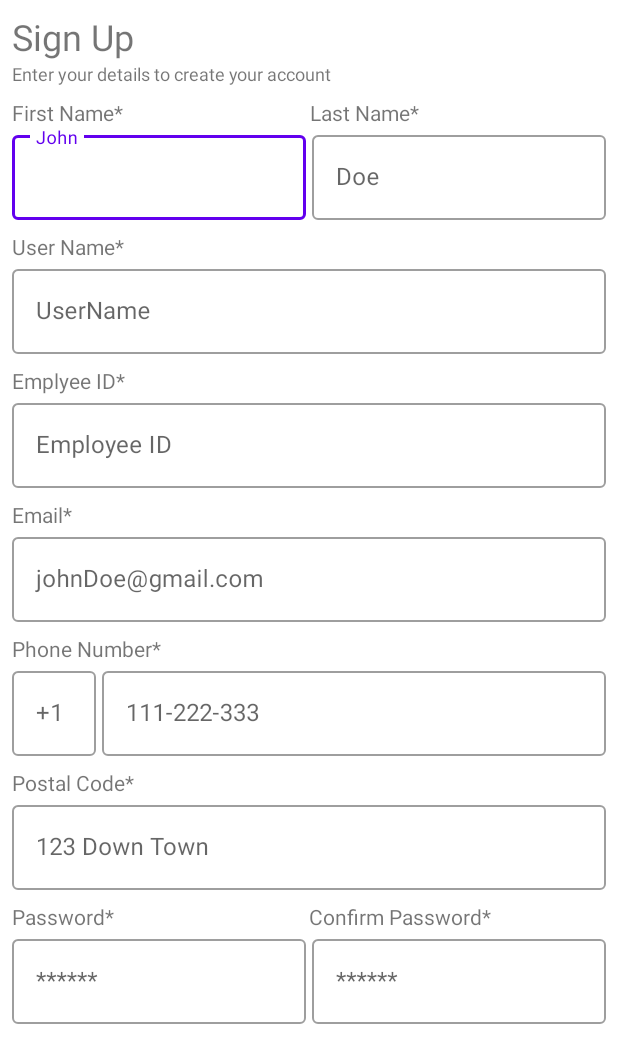
After one commit to bpan2/SBRMS-2, an Android app: the layout regsitration_page.xml on its own in the app's theme, with its tools: preview values and no code run, on a phone screen of 412 x 824 dp. The commit adds this screen. Shown: the top 1063 px of the screen. Run offline under Robolectric (Android 15) with nearby library versions, the phone set to English and light mode, and no system bars.

Commit message:
added registration page

```diff
--- a/app/src/main/res/layout/landing_page.xml
+++ b/app/src/main/res/layout/landing_page.xml
@@ -30,7 +30,7 @@
                 app:layout_constraintTop_toTopOf="parent" />
 
             <TextView
-                android:id="@+id/textView3"
+                android:id="@+id/userTextView"
                 android:layout_width="wrap_content"
                 android:layout_height="wrap_content"
                 android:layout_marginStart="8dp"
@@ -104,7 +104,8 @@
                             android:text="10 Products"
                             android:textAlignment="center"
                             android:textSize="16sp"
-                            android:textStyle="bold" />
+                            android:textStyle="bold"
+                            android:layout_marginBottom="5dp"/>
                     </LinearLayout>
 
                     <LinearLayout
@@ -141,7 +142,8 @@
                             android:text="$145.70"
                             android:textAlignment="center"
                             android:textSize="16sp"
-                            android:textStyle="bold" />
+                            android:textStyle="bold"
+                            android:layout_marginBottom="5dp"/>
 
                     </LinearLayout>
                 </LinearLayout>
@@ -187,7 +189,8 @@
                             android:text="10 Products"
                             android:textAlignment="center"
                             android:textSize="16sp"
-                            android:textStyle="bold" />
+                            android:textStyle="bold"
+                            android:layout_marginBottom="5dp"/>
                     </LinearLayout>
 
                     <LinearLayout
@@ -224,7 +227,8 @@
                             android:text="$145.70"
                             android:textAlignment="center"
                             android:textSize="16sp"
-                            android:textStyle="bold" />
+                            android:textStyle="bold"
+                            android:layout_marginBottom="5dp"/>
 
                     </LinearLayout>
                 </LinearLayout>
@@ -274,6 +278,7 @@
                     android:layout_marginTop="16dp"
                     android:background="@drawable/background_dashboard_items"
                     android:text="Button"
+                    android:layout_marginBottom="16dp"
                     android:textSize="16sp" />
 
 
--- /dev/null
+++ b/app/src/main/res/layout/regsitration_page.xml
@@ -0,0 +1,334 @@
+<?xml version="1.0" encoding="utf-8"?>
+<androidx.core.widget.NestedScrollView xmlns:android="http://schemas.android.com/apk/res/android"
+    xmlns:app="http://schemas.android.com/apk/res-auto"
+    xmlns:tools="http://schemas.android.com/tools"
+    android:layout_width="match_parent"
+    android:layout_height="wrap_content"
+    android:layout_margin="8dp"
+    android:orientation="vertical">
+
+    <androidx.appcompat.widget.LinearLayoutCompat
+        android:layout_width="match_parent"
+        android:layout_height="match_parent"
+        android:orientation="vertical">
+
+        <TextView
+            android:id="@+id/signUp"
+            android:layout_width="wrap_content"
+            android:layout_height="wrap_content"
+            android:text="Sign Up"
+            android:textSize="24sp"/>
+
+        <TextView
+            android:id="@+id/signUpMessage"
+            android:layout_width="wrap_content"
+            android:layout_height="wrap_content"
+            android:text="Enter your details to create your account"
+            android:textSize="12sp"/>
+
+        <LinearLayout
+            android:layout_width="match_parent"
+            android:layout_height="wrap_content"
+            android:layout_marginTop="8dp"
+            android:orientation="horizontal">
+
+            <TextView
+                android:id="@+id/firstName"
+                android:layout_width="wrap_content"
+                android:layout_height="wrap_content"
+                android:layout_weight="1"
+                android:text="First Name*" />
+
+            <TextView
+                android:id="@+id/lastName"
+                android:layout_width="wrap_content"
+                android:layout_height="wrap_content"
+                android:layout_weight="1"
+                android:text="Last Name*" />
+        </LinearLayout>
+
+        <LinearLayout
+            android:layout_width="match_parent"
+            android:layout_height="wrap_content"
+            android:orientation="horizontal"
+            android:baselineAligned="false">
+
+            <com.google.android.material.textfield.TextInputLayout
+                android:id="@+id/firstNameOutlinedTextField"
+                style="@style/Widget.MaterialComponents.TextInputLayout.OutlinedBox"
+                android:layout_width="wrap_content"
+                android:layout_height="wrap_content"
+                android:layout_marginEnd="2dp"
+                android:layout_weight="1"
+                android:hint="John"
+                app:endIconContentDescription="name"
+                app:helperTextEnabled="true">
+
+                <com.google.android.material.textfield.TextInputEditText
+                    android:layout_width="match_parent"
+                    android:layout_height="wrap_content"
+                    android:textColorHint="#757575"
+                    tools:ignore="TextContrastCheck" />
+            </com.google.android.material.textfield.TextInputLayout>
+
+            <com.google.android.material.textfield.TextInputLayout
+                android:id="@+id/lastNameOutlinedTextField"
+                style="@style/Widget.MaterialComponents.TextInputLayout.OutlinedBox"
+                android:layout_width="wrap_content"
+                android:layout_height="wrap_content"
+                android:layout_marginStart="2dp"
+                android:layout_weight="1"
+                android:hint="Doe"
+                app:endIconContentDescription="name"
+                app:helperTextEnabled="true">
+
+                <com.google.android.material.textfield.TextInputEditText
+                    android:layout_width="match_parent"
+                    android:layout_height="wrap_content"
+                    android:textColorHint="#757575"
+                    tools:ignore="TextContrastCheck" />
+            </com.google.android.material.textfield.TextInputLayout>
+        </LinearLayout>
+
+        <LinearLayout
+            android:layout_width="match_parent"
+            android:layout_height="wrap_content"
+            android:layout_marginTop="8dp"
+            android:orientation="horizontal">
+
+            <TextView
+                android:id="@+id/userName"
+                android:layout_width="wrap_content"
+                android:layout_height="wrap_content"
+                android:layout_weight="1"
+                android:text="User Name*" />
+        </LinearLayout>
+
+        <com.google.android.material.textfield.TextInputLayout
+            android:id="@+id/userNameOutlinedTextField"
+            style="@style/Widget.MaterialComponents.TextInputLayout.OutlinedBox"
+            android:layout_width="match_parent"
+            android:layout_height="wrap_content"
+            android:hint="UserName"
+            app:endIconContentDescription="name"
+            app:helperTextEnabled="true">
+
+            <com.google.android.material.textfield.TextInputEditText
+                android:layout_width="match_parent"
+                android:layout_height="wrap_content"
+                android:textColorHint="#757575"
+                tools:ignore="TextContrastCheck" />
+        </com.google.android.material.textfield.TextInputLayout>
+
+        <LinearLayout
+            android:layout_width="match_parent"
+            android:layout_height="wrap_content"
+            android:layout_marginTop="8dp"
+            android:orientation="horizontal">
+
+            <TextView
+                android:id="@+id/employeeID"
+                android:layout_width="wrap_content"
+                android:layout_height="wrap_content"
+                android:layout_weight="1"
+                android:text="Emplyee ID*" />
+        </LinearLayout>
+
+        <com.google.android.material.textfield.TextInputLayout
+            android:id="@+id/employeeIDOutlinedTextField"
+            style="@style/Widget.MaterialComponents.TextInputLayout.OutlinedBox"
+            android:layout_width="match_parent"
+            android:layout_height="wrap_content"
+            android:hint="Employee ID"
+            app:endIconContentDescription="name"
+            app:helperTextEnabled="true">
+
+            <com.google.android.material.textfield.TextInputEditText
+                android:layout_width="match_parent"
+                android:layout_height="wrap_content"
+                android:textColorHint="#757575"
+                tools:ignore="TextContrastCheck" />
+        </com.google.android.material.textfield.TextInputLayout>
+
+        <LinearLayout
+            android:layout_width="match_parent"
+            android:layout_height="wrap_content"
+            android:layout_marginTop="8dp"
+            android:orientation="horizontal">
+
+            <TextView
+                android:id="@+id/email"
+                android:layout_width="wrap_content"
+                android:layout_height="wrap_content"
+                android:layout_weight="1"
+                android:text="Email*" />
+        </LinearLayout>
+
+        <com.google.android.material.textfield.TextInputLayout
+            android:id="@+id/emailOutlinedTextField"
+            style="@style/Widget.MaterialComponents.TextInputLayout.OutlinedBox"
+            android:layout_width="match_parent"
+            android:layout_height="wrap_content"
+            android:hint="johnDoe@gmail.com"
+            app:endIconContentDescription="name"
+            app:helperTextEnabled="true">
+
+            <com.google.android.material.textfield.TextInputEditText
+                android:layout_width="match_parent"
+                android:layout_height="wrap_content"
+                android:textColorHint="#757575"
+                tools:ignore="TextContrastCheck" />
+        </com.google.android.material.textfield.TextInputLayout>
+
+        <LinearLayout
+            android:layout_width="match_parent"
+            android:layout_height="wrap_content"
+            android:layout_marginTop="8dp"
+            android:orientation="horizontal">
+
+            <TextView
+                android:id="@+id/phoneNumber"
+                android:layout_width="wrap_content"
+                android:layout_height="wrap_content"
+                android:layout_weight="1"
+                android:text="Phone Number*" />
+        </LinearLayout>
+
+        <LinearLayout
+            android:layout_width="match_parent"
+            android:layout_height="wrap_content"
+            android:orientation="horizontal"
+            android:baselineAligned="false">
+
+            <com.google.android.material.textfield.TextInputLayout
+                android:id="@+id/phoneCodeOutlinedTextField"
+                style="@style/Widget.MaterialComponents.TextInputLayout.OutlinedBox"
+                android:layout_width="wrap_content"
+                android:layout_height="wrap_content"
+                android:layout_marginEnd="2dp"
+                android:hint="+1"
+                app:endIconContentDescription="name"
+                app:helperTextEnabled="true">
+
+                <com.google.android.material.textfield.TextInputEditText
+                    android:layout_width="match_parent"
+                    android:layout_height="wrap_content"
+                    android:textColorHint="#757575"
+                    tools:ignore="TextContrastCheck" />
+            </com.google.android.material.textfield.TextInputLayout>
+
+            <com.google.android.material.textfield.TextInputLayout
+                android:id="@+id/phoneOutlinedTextField"
+                style="@style/Widget.MaterialComponents.TextInputLayout.OutlinedBox"
+                android:layout_width="wrap_content"
+                android:layout_height="wrap_content"
+                android:layout_marginStart="2dp"
+                android:layout_weight="1"
+                android:hint="111-222-333"
+                app:endIconContentDescription="name"
+                app:helperTextEnabled="true">
+
+                <com.google.android.material.textfield.TextInputEditText
+                    android:layout_width="match_parent"
+                    android:layout_height="wrap_content"
+                    android:textColorHint="#757575"
+                    tools:ignore="TextContrastCheck" />
+            </com.google.android.material.textfield.TextInputLayout>
+        </LinearLayout>
+
+        <LinearLayout
+            android:layout_width="match_parent"
+            android:layout_height="wrap_content"
+            android:layout_marginTop="8dp"
+            android:orientation="horizontal">
+
+            <TextView
+                android:id="@+id/epostalCode"
+                android:layout_width="wrap_content"
+                android:layout_height="wrap_content"
+                android:layout_weight="1"
+                android:text="Postal Code*" />
+        </LinearLayout>
+
+        <com.google.android.material.textfield.TextInputLayout
+            android:id="@+id/postalCodeOutlinedTextField"
+            style="@style/Widget.MaterialComponents.TextInputLayout.OutlinedBox"
+            android:layout_width="match_parent"
+            android:layout_height="wrap_content"
+            android:hint="123 Down Town"
+            app:endIconContentDescription="name"
+            app:helperTextEnabled="true">
+
+            <com.google.android.material.textfield.TextInputEditText
+                android:layout_width="match_parent"
+                android:layout_height="wrap_content"
+                android:textColorHint="#757575"
+                tools:ignore="TextContrastCheck" />
+        </com.google.android.material.textfield.TextInputLayout>
+
+        <LinearLayout
+            android:layout_width="match_parent"
+            android:layout_height="wrap_content"
+            android:layout_marginTop="8dp"
+            android:orientation="horizontal">
+
+            <TextView
+                android:id="@+id/password"
+                android:layout_width="0dp"
+                android:layout_height="wrap_content"
+                android:layout_weight="1"
+                android:text="Password*" />
+
+            <TextView
+                android:id="@+id/confirmPassword"
+                android:layout_width="0dp"
+                android:layout_height="wrap_content"
+                android:layout_weight="1"
+                android:text="Confirm Password*" />
+        </LinearLayout>
+
+        <LinearLayout
+            android:layout_width="match_parent"
+            android:layout_height="wrap_content"
+            android:orientation="horizontal"
+            android:baselineAligned="false">
+
+            <com.google.android.material.textfield.TextInputLayout
+                android:id="@+id/passwordOutlinedTextField"
+                style="@style/Widget.MaterialComponents.TextInputLayout.OutlinedBox"
+                android:layout_width="wrap_content"
+                android:layout_height="wrap_content"
+                android:layout_marginEnd="2dp"
+                android:layout_weight="1"
+                android:hint="******"
+                app:endIconContentDescription="name"
+                app:helperTextEnabled="true">
+
+                <com.google.android.material.textfield.TextInputEditText
+                    android:layout_width="match_parent"
+                    android:layout_height="wrap_content"
+                    android:textColorHint="#757575"
+                    tools:ignore="TextContrastCheck" />
+            </com.google.android.material.textfield.TextInputLayout>
+
+            <com.google.android.material.textfield.TextInputLayout
+                android:id="@+id/confirmPasswordOutlinedTextField"
+                style="@style/Widget.MaterialComponents.TextInputLayout.OutlinedBox"
+                android:layout_width="wrap_content"
+                android:layout_height="wrap_content"
+                android:layout_marginStart="2dp"
+                android:layout_weight="1"
+                android:hint="******"
+                app:endIconContentDescription="name"
+                app:helperTextEnabled="true">
+
+                <com.google.android.material.textfield.TextInputEditText
+                    android:layout_width="match_parent"
+                    android:layout_height="wrap_content"
+                    android:textColorHint="#757575"
+                    tools:ignore="TextContrastCheck" />
+            </com.google.android.material.textfield.TextInputLayout>
+        </LinearLayout>
+
+    </androidx.appcompat.widget.LinearLayoutCompat>
+</androidx.core.widget.NestedScrollView>
```
